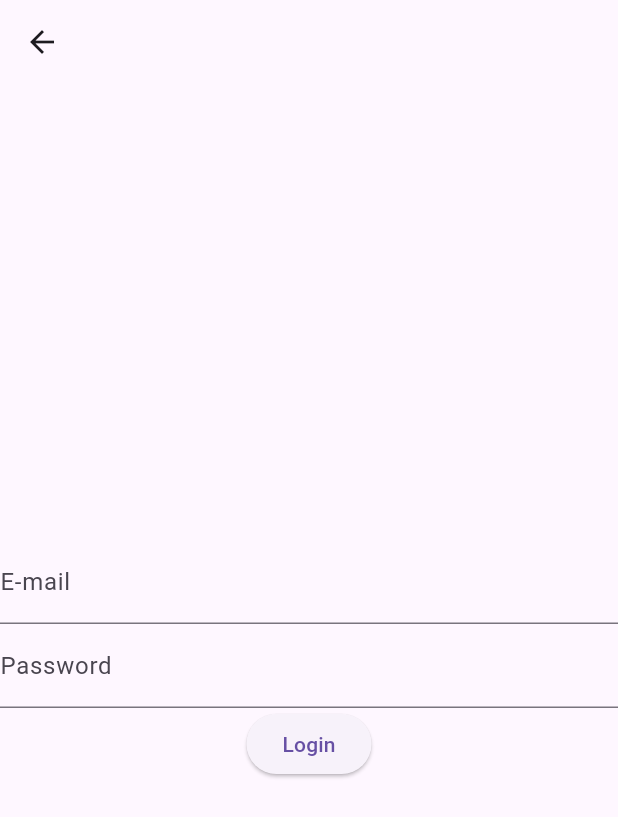
After one commit to ViniR-RB/hello_multlan_mobile, a Flutter app: the LoginPage screen opened directly, on a phone screen of 412 x 824 dp. The commit adds this screen. Shown: the top 817 px of the screen. Run offline on Flutter 3.47's test engine with Material 3 defaults, Android fonts, the phone set to English and light mode, and no system bars; our stand-ins replace dio, envied, flutter_modular, flutter_secure_storage, retrofit; accounts and stored records are empty; generated files the repository leaves out were written again; network calls fail.

Commit message:
feat: redirect user not logged

```diff
--- /dev/null
+++ b/lib/app/ui/login/login_page.dart
@@ -0,0 +1,31 @@
+import 'package:flutter/material.dart';
+
+class LoginPage extends StatelessWidget {
+  const LoginPage({super.key});
+
+  @override
+  Widget build(BuildContext context) {
+    return Scaffold(
+      appBar: AppBar(
+        title: const Text(''),
+      ),
+      body: Column(
+        mainAxisAlignment: MainAxisAlignment.center,
+        children: [
+          TextFormField(
+            decoration: const InputDecoration(
+              labelText: 'E-mail',
+            ),
+          ),
+          TextFormField(
+            decoration: const InputDecoration(
+              labelText: 'Password',
+            ),
+          ),
+
+          ElevatedButton(onPressed: () {}, child: Text("Login")),
+        ],
+      ),
+    );
+  }
+}
--- a/lib/app/ui/splash/splash_page.dart
+++ b/lib/app/ui/splash/splash_page.dart
@@ -1,5 +1,6 @@
 import 'package:flutter/material.dart';
 import 'package:flutter_modular/flutter_modular.dart';
+import 'package:hello_multlan/app/core/extensions/error_translator.dart';
 import 'package:hello_multlan/app/core/states/command_state.dart';
 import 'package:hello_multlan/app/ui/splash/command/user_logged.dart';
 import 'package:hello_multlan/app/ui/splash/splash_controller.dart';
@@ -19,7 +20,7 @@ class SplashPage extends StatefulWidget {
   State<SplashPage> createState() => _SplashPageState();
 }
 
-class _SplashPageState extends State<SplashPage> {
+class _SplashPageState extends State<SplashPage> with ErrorTranslator {
   @override
   void initState() {
     super.initState();
@@ -32,7 +33,7 @@ class _SplashPageState extends State<SplashPage> {
 
     if (state case CommandSuccess(value: final isLogged)) {
       final String path = switch (isLogged) {
-        true => '/home',
+        true => '/box',
         false => '/login',
         _ => '/login',
       };
@@ -40,8 +41,9 @@ class _SplashPageState extends State<SplashPage> {
     }
     if (state case CommandFailure(exception: final exception)) {
       ScaffoldMessenger.of(context).showSnackBar(
-        SnackBar(content: Text('Error: ${exception.message}')),
+        SnackBar(content: Text(translateError(context, exception.code))),
       );
+      Modular.to.navigate("/login");
     }
   }
 
```
